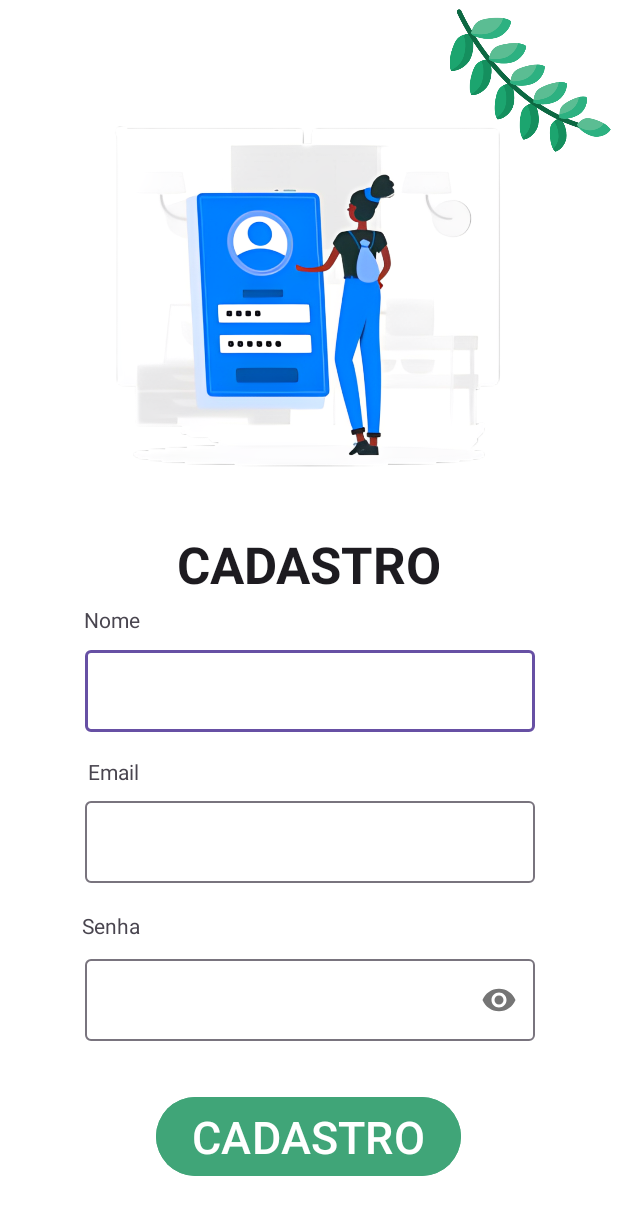
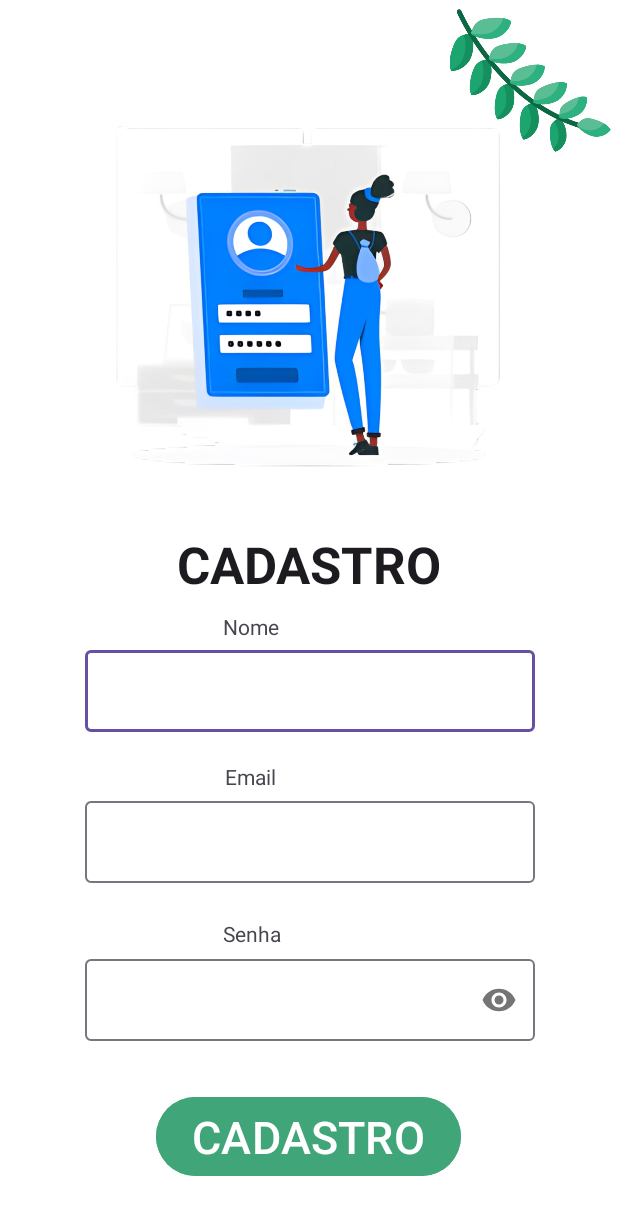
Before and after one commit to JoaoPauloColombo/Projeto1, an Android app: the Cadastro screen opened directly, with no data from a screen before it, on a phone screen of 412 x 824 dp. Shown: the top 1215 px of the screen. Run offline under Robolectric (Android 15) with nearby library versions, the phone set to English and light mode, and no system bars.

Commit message:
Arrumando proj

```diff
--- a/src/Frontend/app/src/main/AndroidManifest.xml
+++ b/src/Frontend/app/src/main/AndroidManifest.xml
@@ -11,9 +11,9 @@
         android:allowBackup="true"
         android:dataExtractionRules="@xml/data_extraction_rules"
         android:fullBackupContent="@xml/backup_rules"
-        android:icon="@drawable/logo"
+        android:icon="@mipmap/logoapp"
         android:label="@string/app_name"
-        android:roundIcon="@drawable/logo"
+        android:roundIcon="@mipmap/logoapp"
         android:supportsRtl="true"
         android:theme="@style/Theme.GreenSpot"
         android:usesCleartextTraffic="true"
--- a/src/Frontend/app/src/main/res/layout/activity_cadastro.xml
+++ b/src/Frontend/app/src/main/res/layout/activity_cadastro.xml
@@ -53,10 +53,10 @@
         android:text="Nome"
         app:layout_constraintBottom_toBottomOf="parent"
         app:layout_constraintEnd_toEndOf="parent"
-        app:layout_constraintHorizontal_bias="0.15"
+        app:layout_constraintHorizontal_bias="0.397"
         app:layout_constraintStart_toStartOf="parent"
         app:layout_constraintTop_toTopOf="parent"
-        app:layout_constraintVertical_bias="0.501" />
+        app:layout_constraintVertical_bias="0.507" />
 
     <com.google.android.material.textfield.TextInputLayout
         android:id="@+id/textInputNome"
@@ -81,10 +81,10 @@
         android:text="Email"
         app:layout_constraintBottom_toBottomOf="parent"
         app:layout_constraintEnd_toEndOf="parent"
-        app:layout_constraintHorizontal_bias="0.156"
+        app:layout_constraintHorizontal_bias="0.396"
         app:layout_constraintStart_toStartOf="parent"
         app:layout_constraintTop_toTopOf="parent"
-        app:layout_constraintVertical_bias="0.627" />
+        app:layout_constraintVertical_bias="0.631" />
 
     <com.google.android.material.textfield.TextInputLayout
         android:id="@+id/textInputEmail"
@@ -109,10 +109,10 @@
         android:text="Senha"
         app:layout_constraintBottom_toBottomOf="parent"
         app:layout_constraintEnd_toEndOf="parent"
-        app:layout_constraintHorizontal_bias="0.147"
+        app:layout_constraintHorizontal_bias="0.398"
         app:layout_constraintStart_toStartOf="parent"
         app:layout_constraintTop_toTopOf="parent"
-        app:layout_constraintVertical_bias="0.755" />
+        app:layout_constraintVertical_bias="0.761" />
 
     <com.google.android.material.textfield.TextInputLayout
         android:id="@+id/textInputSenha"
```
Also changed, not shown: src/Frontend/app/src/main/res/layout/activity_login.xml (+6 -6 lines), src/Frontend/app/src/main/res/layout/activity_tutorial1.xml (+3 -4 lines), src/Frontend/app/src/main/res/layout/activity_tutorial2.xml (+4 -5 lines), src/Frontend/app/src/main/res/layout/activity_tutorial3.xml (+4 -5 lines), src/Frontend/app/src/main/res/mipmap-hdpi/logoapp.png (added).
